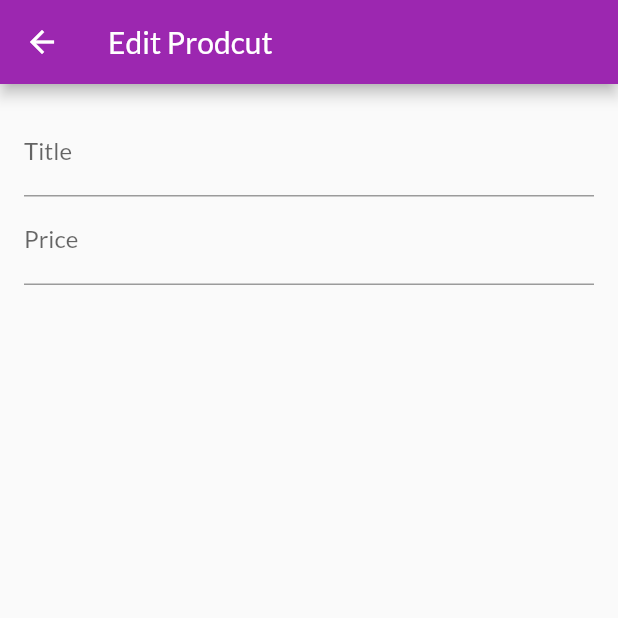
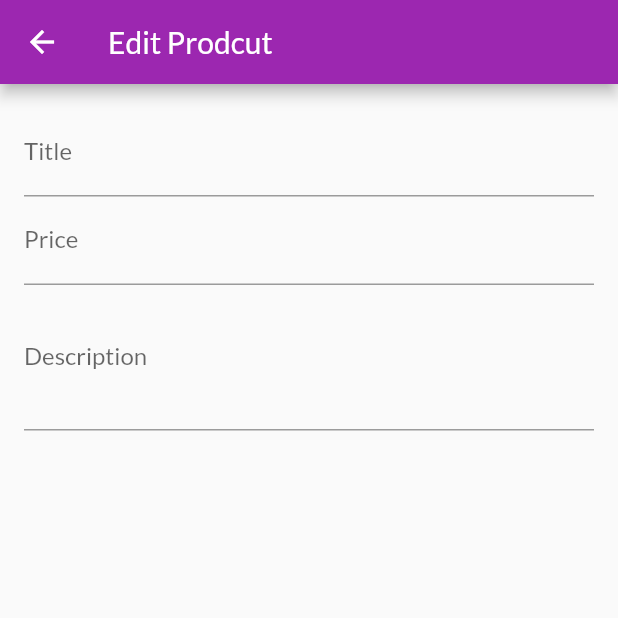
Before and after one commit to delwinbest/flutter_complete_guide, a Flutter app: the EditProductScreen screen opened by its route, on a phone screen of 412 x 824 dp, the top half of it. Run offline on Flutter 3.47's test engine with Material 2 defaults, Android fonts, the phone set to English and light mode, and no system bars; missing offline and left inert: dart:ffi; network calls fail.

Commit message:
Multiline description field w. focusnode

```diff
--- a/lib/screens/edit_product_screen.dart
+++ b/lib/screens/edit_product_screen.dart
@@ -10,6 +10,15 @@ class EditProductScreen extends StatefulWidget {
 
 class _EditProductScreenState extends State<EditProductScreen> {
   final _priceFocusNode = FocusNode();
+  final _descriptionFocusNode = FocusNode();
+
+  @override
+  void dispose() {
+    _priceFocusNode.dispose();
+    _descriptionFocusNode.dispose();
+    super.dispose();
+  }
+
   @override
   Widget build(BuildContext context) {
     return Scaffold(
@@ -36,7 +45,17 @@ class _EditProductScreenState extends State<EditProductScreen> {
               keyboardType: TextInputType.number,
               focusNode: _priceFocusNode,
               textInputAction: TextInputAction.next,
-            )
+              onFieldSubmitted: (_) =>
+                  FocusScope.of(context).requestFocus(_priceFocusNode),
+            ),
+            TextFormField(
+              decoration: const InputDecoration(
+                labelText: 'Description',
+              ),
+              keyboardType: TextInputType.multiline,
+              maxLines: 3,
+              focusNode: _descriptionFocusNode,
+            ),
           ],
         )),
       ),
```
